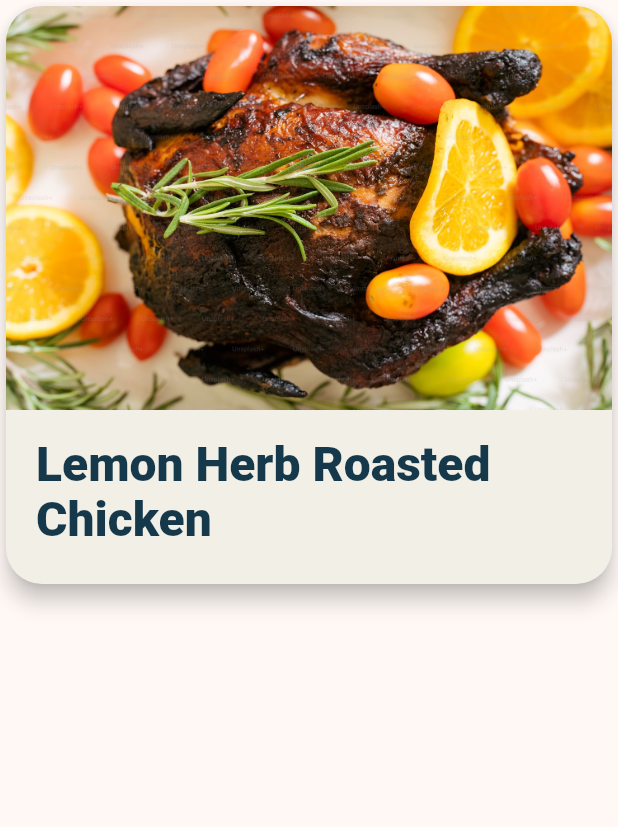
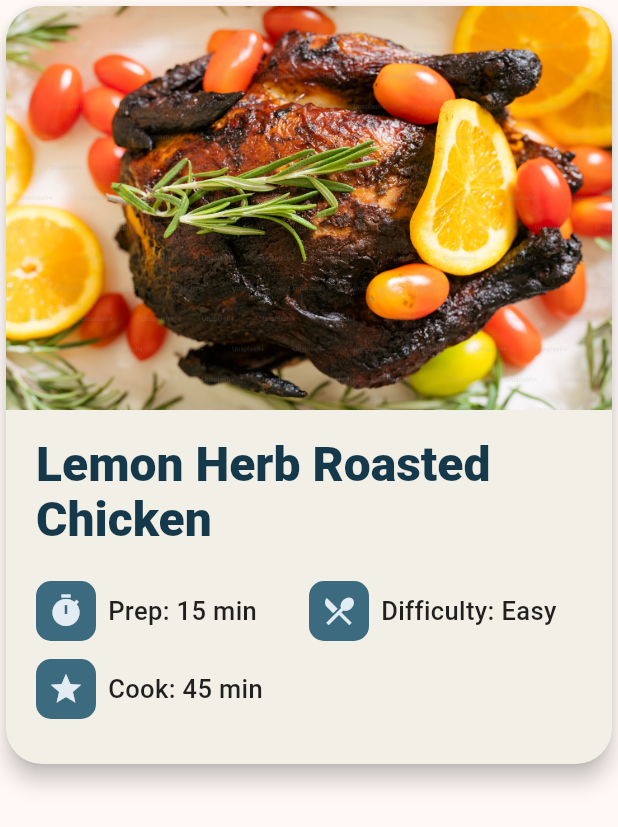
Before and after one commit to ahdzlee/flutter_spelec1b_2025, a Flutter app: the RecipeCard widget shown alone on an empty page, opened directly, on a phone screen of 412 x 824 dp. Shown: the top 827 px of the screen. Run offline on Flutter 3.47's test engine with Material 3 defaults, Android fonts, the phone set to English and light mode, and no system bars.

Commit message:
add InfoPill widget and placed them in 2 columns via GridView

```diff
--- /dev/null
+++ b/lib/exer01/info_pill.dart
@@ -0,0 +1,34 @@
+import 'package:flutter/material.dart';
+
+class InfoPill extends StatelessWidget {
+  const InfoPill({super.key, required this.icon, required this.label});
+
+  final IconData icon;
+  final String label;
+
+  @override
+  Widget build(BuildContext context) {
+    return Row(
+      mainAxisSize: MainAxisSize.min,
+      children: [
+        Container(
+          decoration: BoxDecoration(
+            color: const Color(0xFF3C6A7E),
+            borderRadius: BorderRadius.circular(10),
+          ),
+          padding: const EdgeInsets.all(8),
+          child: Icon(icon, size: 24, color: const Color(0xFFE2ECF2)),
+        ),
+        const SizedBox(width: 8),
+        Text(
+          label,
+          style: TextStyle(
+            color: Colors.black87,
+            fontWeight: FontWeight.w500,
+            fontSize: 17,
+          ),
+        ),
+      ],
+    );
+  }
+}
--- a/lib/exer01/recipe_card.dart
+++ b/lib/exer01/recipe_card.dart
@@ -1,4 +1,6 @@
 import 'package:flutter/material.dart';
+
+import 'info_pill.dart';
 
 class RecipeCard extends StatelessWidget {
   const RecipeCard({super.key});
@@ -35,7 +37,10 @@ class RecipeCard extends StatelessWidget {
           // Lemon Herb Roasted Chicken Text
           Padding(
             padding: const EdgeInsets.fromLTRB(20, 18, 20, 24),
-            child: Text(
+            child: Column(
+              crossAxisAlignment: CrossAxisAlignment.start,
+              children: [
+                Text(
                   'Lemon Herb Roasted Chicken',
                   style: theme.textTheme.headlineLarge?.copyWith(
                     color: navy,
@@ -43,6 +48,28 @@ class RecipeCard extends StatelessWidget {
                     height: 1.15,
                   ),
                 ),
+                const SizedBox(height: 16),
+
+                // Info grid (2 columns)
+                GridView(
+                  padding: EdgeInsets.zero,
+                  shrinkWrap: true,
+                  physics: const NeverScrollableScrollPhysics(),
+                  gridDelegate: const SliverGridDelegateWithFixedCrossAxisCount(
+                    crossAxisCount: 2,
+                    childAspectRatio: 3.5,
+                  ),
+                  children: const [
+                    InfoPill(icon: Icons.timer, label: 'Prep: 15 min'),
+                    InfoPill(
+                      icon: Icons.restaurant_menu,
+                      label: 'Difficulty: Easy',
+                    ),
+                    InfoPill(icon: Icons.star, label: 'Cook: 45 min'),
+                  ],
+                ),
+              ],
+            ),
           ),
         ],
       ),
```
Lines whose indentation alone changed are shown as unchanged.
